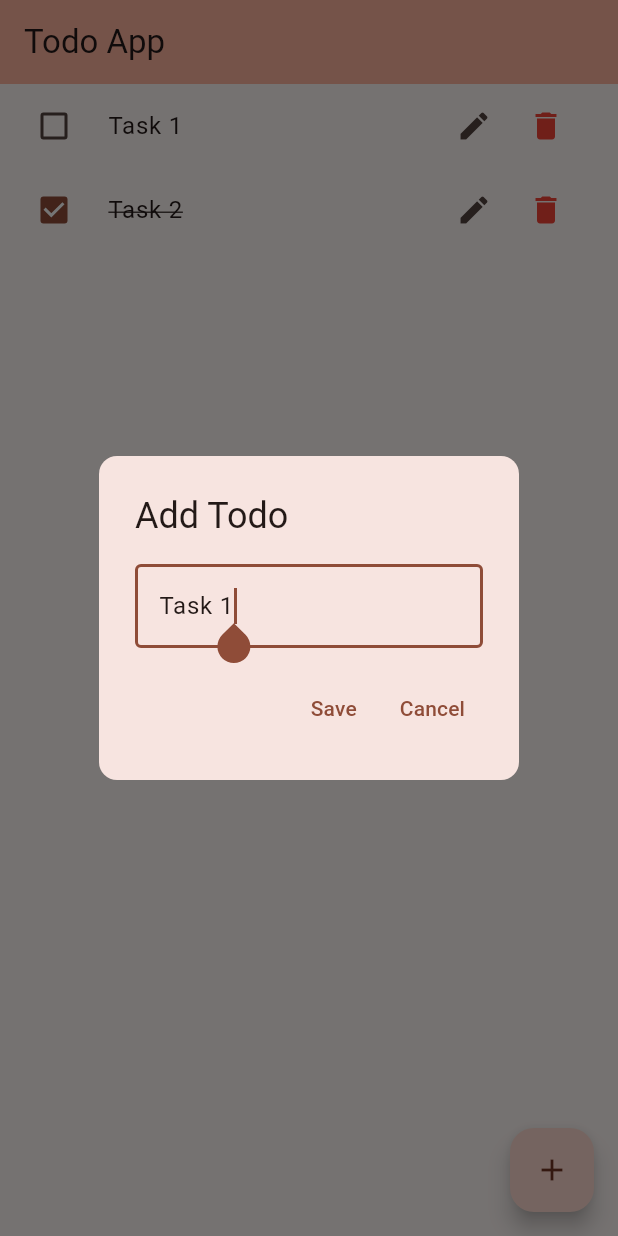
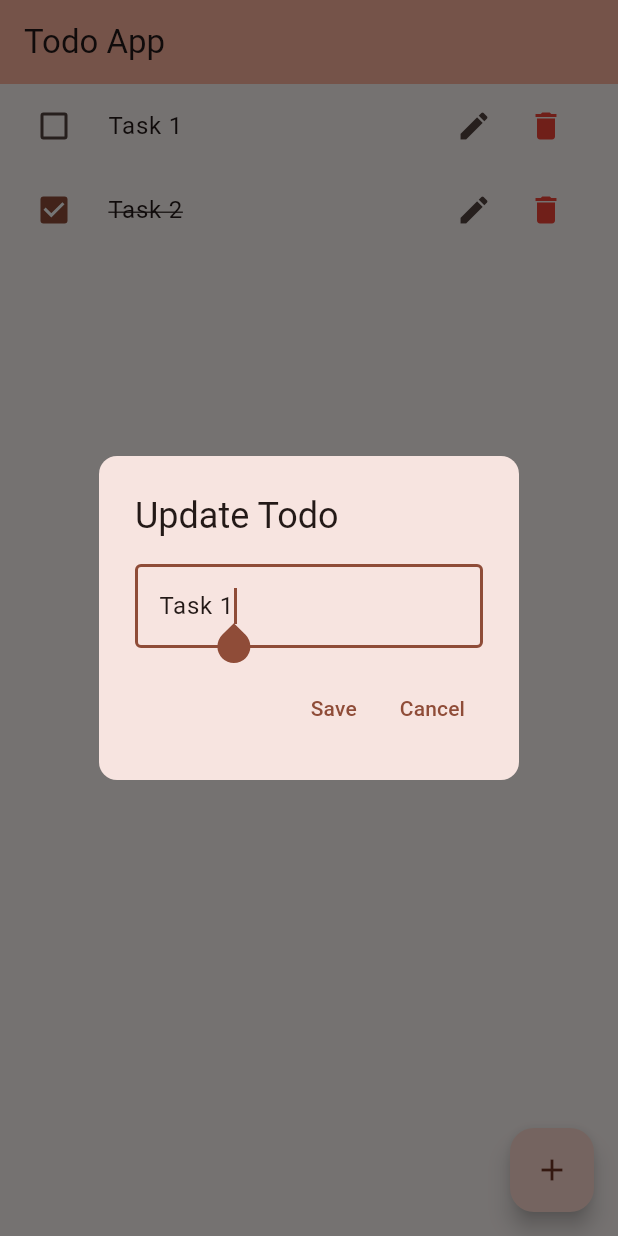
Before and after one commit to ishantbhurani/flutter-todo-app, a Flutter app: the screen it shows after launch, after a tap on the "edit" icon, on a phone screen of 412 x 824 dp. Run offline on Flutter 3.47's test engine with Material 3 defaults, Android fonts, the phone set to English and light mode, and no system bars.

Commit message:
different dialog title for adding and updating task

```diff
--- a/lib/components/add_todo_dialog.dart
+++ b/lib/components/add_todo_dialog.dart
@@ -17,7 +17,7 @@ class AddTodoDialog extends StatelessWidget {
 
     return AlertDialog(
       shape: RoundedRectangleBorder(borderRadius: BorderRadius.circular(12)),
-      title: const Text('Add Todo'),
+      title: Text('${text == null ? 'Add' : 'Update'} Todo'),
       content: Column(
         mainAxisSize: MainAxisSize.min,
         children: <Widget>[
```
